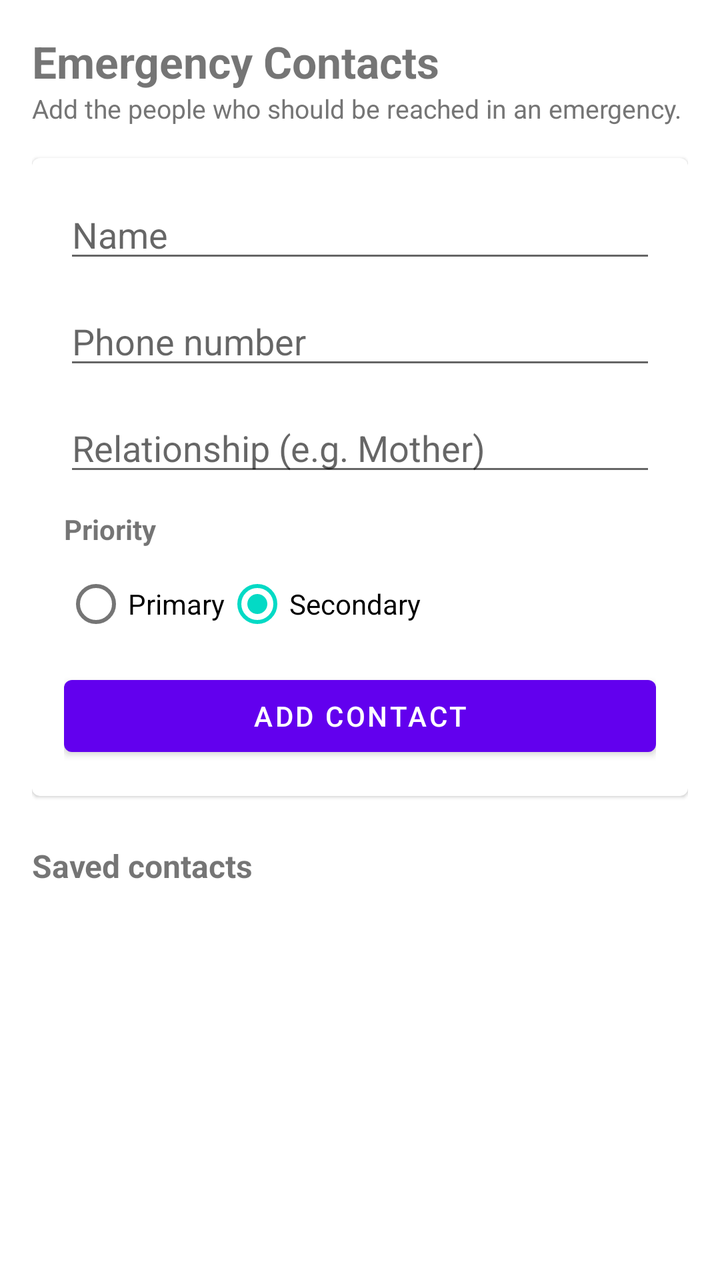
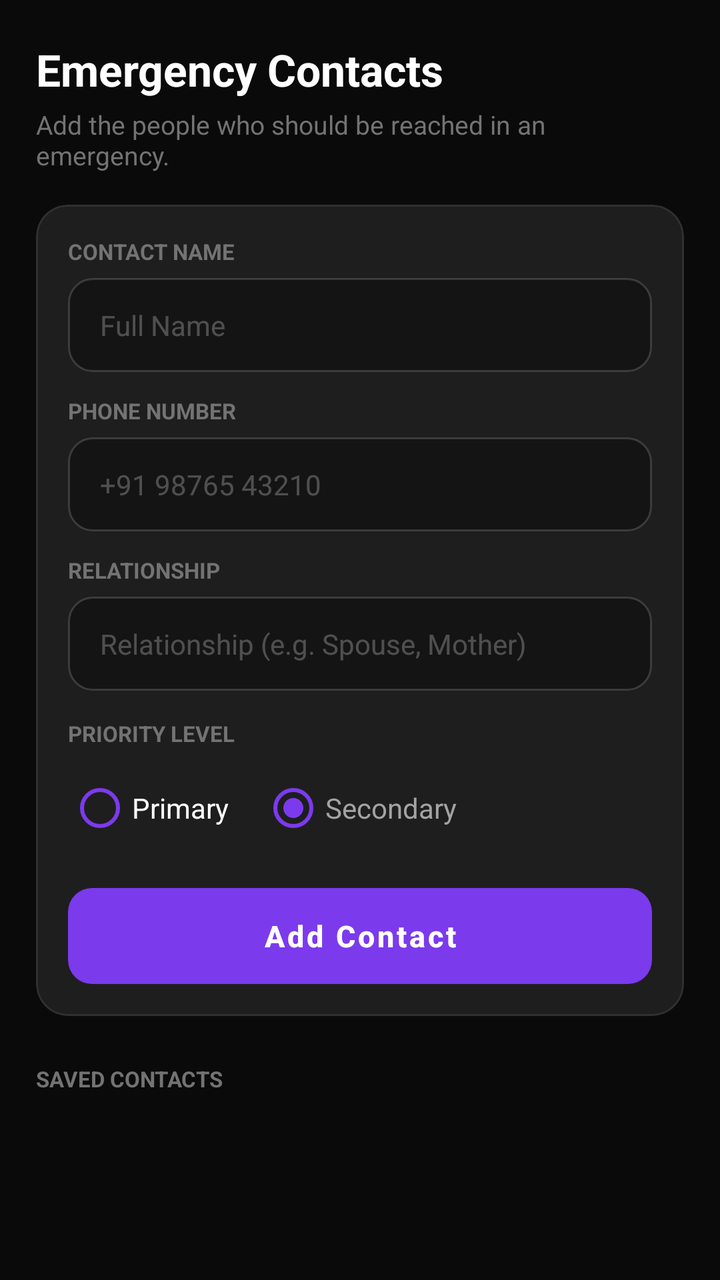

Compare the two renders of this Android layout. The source of the first and the diff that turns it into the second are given below.
<!-- AndroidManifest.xml: application theme Theme.GeoRescuX -->
<!-- res/layout/activity_contacts.xml -->
<?xml version="1.0" encoding="utf-8"?>
<ScrollView xmlns:android="http://schemas.android.com/apk/res/android"
    android:layout_width="match_parent"
    android:layout_height="match_parent"
    android:fillViewport="true">

    <LinearLayout
        android:layout_width="match_parent"
        android:layout_height="wrap_content"
        android:orientation="vertical"
        android:padding="16dp">

        <TextView
            android:layout_width="wrap_content"
            android:layout_height="wrap_content"
            android:text="Emergency Contacts"
            android:textSize="22sp"
            android:textStyle="bold" />

        <TextView
            android:layout_width="wrap_content"
            android:layout_height="wrap_content"
            android:layout_marginBottom="16dp"
            android:text="Add the people who should be reached in an emergency."
            android:textColor="#757575"
            android:textSize="13sp" />

        
        <com.google.android.material.card.MaterialCardView
            android:layout_width="match_parent"
            android:layout_height="wrap_content">

            <LinearLayout
                android:layout_width="match_parent"
                android:layout_height="wrap_content"
                android:orientation="vertical"
                android:padding="16dp">

                <EditText
                    android:id="@+id/editTextContactName"
                    android:layout_width="match_parent"
                    android:layout_height="wrap_content"
                    android:layout_marginBottom="12dp"
                    android:hint="Name"
                    android:inputType="textPersonName" />

                <EditText
                    android:id="@+id/editTextContactPhone"
                    android:layout_width="match_parent"
                    android:layout_height="wrap_content"
                    android:layout_marginBottom="12dp"
                    android:hint="Phone number"
                    android:inputType="phone" />

                <EditText
                    android:id="@+id/editTextContactRelationship"
                    android:layout_width="match_parent"
                    android:layout_height="wrap_content"
                    android:layout_marginBottom="12dp"
                    android:hint="Relationship (e.g. Mother)"
                    android:inputType="text" />

                <TextView
                    android:layout_width="wrap_content"
                    android:layout_height="wrap_content"
                    android:layout_marginBottom="4dp"
                    android:text="Priority"
                    android:textSize="14sp"
                    android:textStyle="bold" />

                <RadioGroup
                    android:id="@+id/radioGroupPriority"
                    android:layout_width="match_parent"
                    android:layout_height="wrap_content"
                    android:orientation="horizontal">

                    <RadioButton
                        android:id="@+id/radioButtonPrimary"
                        android:layout_width="wrap_content"
                        android:layout_height="wrap_content"
                        android:text="Primary" />

                    <RadioButton
                        android:id="@+id/radioButtonSecondary"
                        android:layout_width="wrap_content"
                        android:layout_height="wrap_content"
                        android:checked="true"
                        android:text="Secondary" />
                </RadioGroup>

                <TextView
                    android:id="@+id/textViewContactError"
                    android:layout_width="match_parent"
                    android:layout_height="wrap_content"
                    android:layout_marginTop="8dp"
                    android:textColor="#D32F2F"
                    android:visibility="gone" />

                <Button
                    android:id="@+id/buttonAddContact"
                    android:layout_width="match_parent"
                    android:layout_height="wrap_content"
                    android:layout_marginTop="8dp"
                    android:text="Add contact" />
            </LinearLayout>
        </com.google.android.material.card.MaterialCardView>

        
        <TextView
            android:layout_width="wrap_content"
            android:layout_height="wrap_content"
            android:layout_marginTop="24dp"
            android:layout_marginBottom="8dp"
            android:text="Saved contacts"
            android:textSize="16sp"
            android:textStyle="bold" />

        <TextView
            android:id="@+id/textViewEmptyContacts"
            android:layout_width="match_parent"
            android:layout_height="wrap_content"
            android:layout_marginBottom="8dp"
            android:text="No emergency contacts yet. Add one above."
            android:textColor="#757575"
            android:textSize="14sp"
            android:visibility="gone" />

        <LinearLayout
            android:id="@+id/contactsListContainer"
            android:layout_width="match_parent"
            android:layout_height="wrap_content"
            android:orientation="vertical" />
    </LinearLayout>
</ScrollView>
<!-- resources referenced by this layout -->
<resources>
  <style name="Theme.GeoRescuX" parent="Theme.MaterialComponents.DayNight.DarkActionBar">
          
          <item name="colorPrimary">@color/purple_500</item>
          <item name="colorPrimaryVariant">@color/purple_700</item>
          <item name="colorOnPrimary">@color/white</item>
          
          <item name="colorSecondary">@color/teal_200</item>
          <item name="colorSecondaryVariant">@color/teal_700</item>
          <item name="colorOnSecondary">@color/black</item>
          
          <item name="android:statusBarColor">?attr/colorPrimaryVariant</item>
          
      </style>
  <color name="purple_500">#FF6200EE</color>
  <color name="purple_700">#FF3700B3</color>
  <color name="white">#FFFFFFFF</color>
  <color name="teal_200">#FF03DAC5</color>
  <color name="teal_700">#FF018786</color>
  <color name="black">#FF000000</color>
</resources>

<!-- the commit's change to res/layout/activity_contacts.xml (unified diff, before → after) -->
@@ -1,34 +1,46 @@
 <?xml version="1.0" encoding="utf-8"?>
 <ScrollView xmlns:android="http://schemas.android.com/apk/res/android"
+    xmlns:app="http://schemas.android.com/apk/res-auto"
     android:layout_width="match_parent"
     android:layout_height="match_parent"
+    android:background="@color/bg_app"
     android:fillViewport="true">
 
     <LinearLayout
         android:layout_width="match_parent"
         android:layout_height="wrap_content"
         android:orientation="vertical"
-        android:padding="16dp">
+        android:paddingHorizontal="18dp"
+        android:paddingTop="20dp"
+        android:paddingBottom="36dp">
 
         <TextView
             android:layout_width="wrap_content"
             android:layout_height="wrap_content"
             android:text="Emergency Contacts"
+            android:textColor="@color/text_primary"
             android:textSize="22sp"
             android:textStyle="bold" />
 
         <TextView
             android:layout_width="wrap_content"
             android:layout_height="wrap_content"
+            android:layout_marginTop="4dp"
             android:layout_marginBottom="16dp"
             android:text="Add the people who should be reached in an emergency."
-            android:textColor="#757575"
+            android:textColor="@color/text_muted"
             android:textSize="13sp" />
 
         
         <com.google.android.material.card.MaterialCardView
             android:layout_width="match_parent"
-            android:layout_height="wrap_content">
+            android:layout_height="wrap_content"
+            android:layout_marginBottom="24dp"
+            app:cardBackgroundColor="@color/bg_card"
+            app:cardCornerRadius="16dp"
+            app:cardElevation="0dp"
+            app:strokeColor="@color/divider_subtle"
+            app:strokeWidth="1dp">
 
             <LinearLayout
                 android:layout_width="match_parent"
@@ -36,72 +48,129 @@
                 android:orientation="vertical"
                 android:padding="16dp">
 
+                <TextView
+                    android:layout_width="wrap_content"
+                    android:layout_height="wrap_content"
+                    android:layout_marginBottom="6dp"
+                    android:text="CONTACT NAME"
+                    android:textColor="@color/text_muted"
+                    android:textSize="11sp"
+                    android:textStyle="bold" />
+
                 <EditText
                     android:id="@+id/editTextContactName"
                     android:layout_width="match_parent"
                     android:layout_height="wrap_content"
                     android:layout_marginBottom="12dp"
-                    android:hint="Name"
-                    android:inputType="textPersonName" />
+                    android:background="@drawable/bg_input_field"
+                    android:hint="Full Name"
+                    android:inputType="textPersonName"
+                    android:textColor="@color/text_primary"
+                    android:textColorHint="@color/text_subtle"
+                    android:textSize="14sp" />
+
+                <TextView
+                    android:layout_width="wrap_content"
+                    android:layout_height="wrap_content"
+                    android:layout_marginBottom="6dp"
+                    android:text="PHONE NUMBER"
+                    android:textColor="@color/text_muted"
+                    android:textSize="11sp"
+                    android:textStyle="bold" />
 
                 <EditText
                     android:id="@+id/editTextContactPhone"
                     android:layout_width="match_parent"
                     android:layout_height="wrap_content"
                     android:layout_marginBottom="12dp"
-                    android:hint="Phone number"
-                    android:inputType="phone" />
+                    android:background="@drawable/bg_input_field"
+                    android:hint="+91 98765 43210"
+                    android:inputType="phone"
+                    android:textColor="@color/text_primary"
+                    android:textColorHint="@color/text_subtle"
+                    android:textSize="14sp" />
+
+                <TextView
+                    android:layout_width="wrap_content"
+                    android:layout_height="wrap_content"
+                    android:layout_marginBottom="6dp"
+                    android:text="RELATIONSHIP"
+                    android:textColor="@color/text_muted"
+                    android:textSize="11sp"
+                    android:textStyle="bold" />
 
                 <EditText
                     android:id="@+id/editTextContactRelationship"
                     android:layout_width="match_parent"
                     android:layout_height="wrap_content"
-                    android:layout_marginBottom="12dp"
-                    android:hint="Relationship (e.g. Mother)"
-                    android:inputType="text" />
-
-                <TextView
-                    android:layout_width="wrap_content"
-                    android:layout_height="wrap_content"
-                    android:layout_marginBottom="4dp"
-                    android:text="Priority"
-                    android:textSize="14sp"
+                    android:layout_marginBottom="14dp"
+                    android:background="@drawable/bg_input_field"
+                    android:hint="Relationship (e.g. Spouse, Mother)"
+                    android:inputType="text"
+                    android:textColor="@color/text_primary"
+                    android:textColorHint="@color/text_subtle"
+                    android:textSize="14sp" />
+
+                <TextView
+                    android:layout_width="wrap_content"
+                    android:layout_height="wrap_content"
+                    android:layout_marginBottom="6dp"
+                    android:text="PRIORITY LEVEL"
+                    android:textColor="@color/text_muted"
+                    android:textSize="11sp"
                     android:textStyle="bold" />
 
                 <RadioGroup
                     android:id="@+id/radioGroupPriority"
                     android:layout_width="match_parent"
                     android:layout_height="wrap_content"
+                    android:layout_marginBottom="16dp"
                     android:orientation="horizontal">
 
                     <RadioButton
                         android:id="@+id/radioButtonPrimary"
                         android:layout_width="wrap_content"
                         android:layout_height="wrap_content"
-                        android:text="Primary" />
+                        android:layout_marginEnd="16dp"
+                        android:buttonTint="@color/violet_accent"
+                        android:text="Primary"
+                        android:textColor="@color/text_primary"
+                        android:textSize="14sp" />
 
                     <RadioButton
                         android:id="@+id/radioButtonSecondary"
                         android:layout_width="wrap_content"
                         android:layout_height="wrap_content"
+                        android:buttonTint="@color/violet_accent"
                         android:checked="true"
-                        android:text="Secondary" />
+                        android:text="Secondary"
+                        android:textColor="@color/text_secondary"
+                        android:textSize="14sp" />
                 </RadioGroup>
 
                 <TextView
                     android:id="@+id/textViewContactError"
                     android:layout_width="match_parent"
                     android:layout_height="wrap_content"
-                    android:layout_marginTop="8dp"
-                    android:textColor="#D32F2F"
+                    android:layout_marginBottom="12dp"
+                    android:background="@drawable/bg_card_dark"
+                    android:padding="10dp"
+                    android:textColor="@color/text_error"
+                    android:textSize="13sp"
                     android:visibility="gone" />
 
                 <Button
                     android:id="@+id/buttonAddContact"
                     android:layout_width="match_parent"
                     android:layout_height="wrap_content"
-                    android:layout_marginTop="8dp"
-                    android:text="Add contact" />
+                    android:background="@drawable/bg_button_violet"
+                    android:stateListAnimator="@null"
+                    android:text="Add Contact"
+                    android:textAllCaps="false"
+                    android:textColor="@color/white"
+                    android:textSize="15sp"
+                    android:textStyle="bold"
+                    app:backgroundTint="@null" />
             </LinearLayout>
         </com.google.android.material.card.MaterialCardView>
 
@@ -109,20 +178,22 @@
         <TextView
             android:layout_width="wrap_content"
             android:layout_height="wrap_content"
-            android:layout_marginTop="24dp"
-            android:layout_marginBottom="8dp"
-            android:text="Saved contacts"
-            android:textSize="16sp"
+            android:layout_marginBottom="10dp"
+            android:text="SAVED CONTACTS"
+            android:textColor="@color/text_muted"
+            android:textSize="11sp"
             android:textStyle="bold" />
 
         <TextView
             android:id="@+id/textViewEmptyContacts"
             android:layout_width="match_parent"
             android:layout_height="wrap_content"
-            android:layout_marginBottom="8dp"
+            android:layout_marginBottom="12dp"
+            android:background="@drawable/bg_card_dark"
+            android:padding="16dp"
             android:text="No emergency contacts yet. Add one above."
-            android:textColor="#757575"
-            android:textSize="14sp"
+            android:textColor="@color/text_secondary"
+            android:textSize="13sp"
             android:visibility="gone" />
 
         <LinearLayout
<!-- resource entries referenced after the edit -->
@@ -1,23 +1,101 @@
 <!-- resources referenced by this layout -->
 <resources>
-  <style name="Theme.GeoRescuX" parent="Theme.MaterialComponents.DayNight.DarkActionBar">
+  <color name="bg_app">#0A0A0A</color>
+  <color name="bg_card">#1E1E1E</color>
+  <color name="divider_subtle">#14FFFFFF</color>
+  <color name="text_error">#EF4444</color>
+  <color name="text_muted">#737373</color>
+  <color name="text_primary">#FFFFFF</color>
+  <color name="text_secondary">#A3A3A3</color>
+  <color name="text_subtle">#40FFFFFF</color>
+  <color name="violet_accent">#7C3AED</color>
+  <style name="Theme.GeoRescuX" parent="Theme.MaterialComponents.DayNight.NoActionBar">
           
-          <item name="colorPrimary">@color/purple_500</item>
-          <item name="colorPrimaryVariant">@color/purple_700</item>
+          <item name="colorPrimary">@color/violet_accent</item>
+          <item name="colorPrimaryVariant">@color/bg_app</item>
           <item name="colorOnPrimary">@color/white</item>
           
-          <item name="colorSecondary">@color/teal_200</item>
-          <item name="colorSecondaryVariant">@color/teal_700</item>
-          <item name="colorOnSecondary">@color/black</item>
+          <item name="colorSecondary">@color/violet_light</item>
+          <item name="colorSecondaryVariant">@color/violet_dim</item>
+          <item name="colorOnSecondary">@color/white</item>
           
-          <item name="android:statusBarColor">?attr/colorPrimaryVariant</item>
+          <item name="android:windowBackground">@color/bg_app</item>
+          <item name="colorSurface">@color/bg_surface</item>
+          <item name="colorOnSurface">@color/text_primary</item>
           
+          <item name="android:statusBarColor">@color/bg_app</item>
+          <item name="android:navigationBarColor">@color/bg_app</item>
+          
+          <item name="materialCardViewStyle">@style/Widget.GeoRescuX.Card</item>
       </style>
-  <color name="purple_500">#FF6200EE</color>
-  <color name="purple_700">#FF3700B3</color>
+  <color name="bg_input">#141414</color>
+  <color name="border_light">#26FFFFFF</color>
+  <color name="violet_light">#8B5CF6</color>
+  <color name="violet_dim">#267C3AED</color>
+  <color name="bg_surface">#161616</color>
+  <style name="Widget.GeoRescuX.Card" parent="Widget.MaterialComponents.CardView">
+          <item name="cardBackgroundColor">@color/bg_card</item>
+          <item name="cardCornerRadius">16dp</item>
+          <item name="cardElevation">0dp</item>
+          <item name="strokeColor">@color/divider_subtle</item>
+          <item name="strokeWidth">1dp</item>
+      </style>
   <color name="white">#FFFFFFFF</color>
-  <color name="teal_200">#FF03DAC5</color>
-  <color name="teal_700">#FF018786</color>
-  <color name="black">#FF000000</color>
+  <!-- drawable bg_button_violet (drawable) -->
+  <?xml version="1.0" encoding="utf-8"?>
+  <ripple xmlns:android="http://schemas.android.com/apk/res/android"
+      android:color="#4DFFFFFF">
+      <item>
+          <shape android:shape="rectangle">
+              <solid android:color="@color/violet_accent" />
+              <corners android:radius="12dp" />
+              <padding
+                  android:bottom="14dp"
+                  android:top="14dp" />
+          </shape>
+      </item>
+  </ripple>
+  <!-- drawable bg_card_dark (drawable) -->
+  <?xml version="1.0" encoding="utf-8"?>
+  <shape xmlns:android="http://schemas.android.com/apk/res/android"
+      android:shape="rectangle">
+      <solid android:color="@color/bg_card" />
+      <corners android:radius="16dp" />
+      <stroke
+          android:width="1dp"
+          android:color="@color/divider_subtle" />
+  </shape>
+  <!-- drawable bg_input_field (drawable) -->
+  <?xml version="1.0" encoding="utf-8"?>
+  <selector xmlns:android="http://schemas.android.com/apk/res/android">
+      <item android:state_focused="true">
+          <shape android:shape="rectangle">
+              <solid android:color="@color/bg_input" />
+              <corners android:radius="12dp" />
+              <stroke
+                  android:width="1.5dp"
+                  android:color="@color/violet_accent" />
+              <padding
+                  android:bottom="14dp"
+                  android:left="16dp"
+                  android:right="16dp"
+                  android:top="14dp" />
+          </shape>
+      </item>
+      <item>
+          <shape android:shape="rectangle">
+              <solid android:color="@color/bg_input" />
+              <corners android:radius="12dp" />
+              <stroke
+                  android:width="1dp"
+                  android:color="@color/border_light" />
+              <padding
+                  android:bottom="14dp"
+                  android:left="16dp"
+                  android:right="16dp"
+                  android:top="14dp" />
+          </shape>
+      </item>
+  </selector>
 </resources>
 
